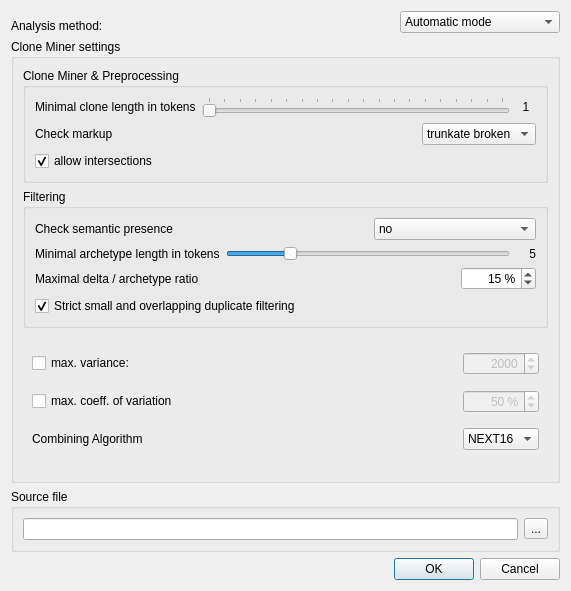
First picture: the form in doc-clone-miner/qtui/element_miner_settings.ui, repository spbu-se/pldoctoolkit, before the edit.
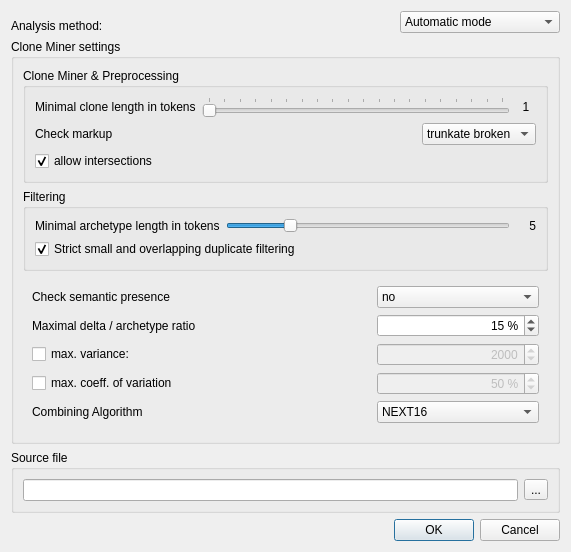
Second picture: the form after the edit. The open tabs and pages were chosen to show the change.

Commit message: Hidden extra settings

Diff of the .ui file:
```diff
--- a/doc-clone-miner/qtui/element_miner_settings.ui
+++ b/doc-clone-miner/qtui/element_miner_settings.ui
@@ -7,7 +7,7 @@
     <x>0</x>
     <y>0</y>
     <width>571</width>
-    <height>591</height>
+    <height>484</height>
    </rect>
   </property>
   <property name="sizePolicy">
@@ -261,52 +261,6 @@
              <string>Filtering</string>
             </property>
             <layout class="QVBoxLayout" name="verticalLayout_6">
-             <item>
-              <layout class="QHBoxLayout" name="horizontalLayout_5">
-               <item>
-                <widget class="QLabel" name="label">
-                 <property name="text">
-                  <string>Check semantic presence</string>
-                 </property>
-                </widget>
-               </item>
-               <item>
-                <spacer name="horizontalSpacer_3">
-                 <property name="orientation">
-                  <enum>Qt::Horizontal</enum>
-                 </property>
-                 <property name="sizeHint" stdset="0">
-                  <size>
-                   <width>40</width>
-                   <height>20</height>
-                  </size>
-                 </property>
-                </spacer>
-               </item>
-               <item>
-                <widget class="QComboBox" name="cbxCheckSemantics">
-                 <property name="currentText">
-                  <string>no</string>
-                 </property>
-                 <item>
-                  <property name="text">
-                   <string>no</string>
-                  </property>
-                 </item>
-                 <item>
-                  <property name="text">
-                   <string>filter common sentences</string>
-                  </property>
-                 </item>
-                 <item>
-                  <property name="text">
-                   <string>NLTK filter</string>
-                  </property>
-                 </item>
-                </widget>
-               </item>
-              </layout>
-             </item>
              <item>
               <layout class="QHBoxLayout" name="horizontalLayout_12">
                <property name="topMargin">
@@ -356,58 +310,6 @@
                </item>
               </layout>
              </item>
-             <item>
-              <layout class="QHBoxLayout" name="horizontalLayout_3">
-               <item>
-                <widget class="QLabel" name="label_14">
-                 <property name="text">
-                  <string>Maximal delta / archetype ratio</string>
-                 </property>
-                </widget>
-               </item>
-               <item>
-                <spacer name="horizontalSpacer">
-                 <property name="orientation">
-                  <enum>Qt::Horizontal</enum>
-                 </property>
-                 <property name="sizeHint" stdset="0">
-                  <size>
-                   <width>40</width>
-                   <height>20</height>
-                  </size>
-                 </property>
-                </spacer>
-               </item>
-               <item>
-                <widget class="QSpinBox" name="sbMaxDeltaRatio">
-                 <property name="minimumSize">
-                  <size>
-                   <width>75</width>
-                   <height>0</height>
-                  </size>
-                 </property>
-                 <property name="alignment">
-                  <set>Qt::AlignRight|Qt::AlignTrailing|Qt::AlignVCenter</set>
-                 </property>
-                 <property name="suffix">
-                  <string> %</string>
-                 </property>
-                 <property name="prefix">
-                  <string/>
-                 </property>
-                 <property name="minimum">
-                  <number>0</number>
-                 </property>
-                 <property name="maximum">
-                  <number>300</number>
-                 </property>
-                 <property name="value">
-                  <number>15</number>
-                 </property>
-                </widget>
-               </item>
-              </layout>
-             </item>
              <item>
               <widget class="QCheckBox" name="cbPostJunkFilter">
                <property name="text">
@@ -553,8 +455,15 @@
                 </property>
                </widget>
               </item>
-              <item row="2" column="1">
-               <spacer name="horizontalSpacer_9">
+              <item row="0" column="0">
+               <widget class="QLabel" name="label">
+                <property name="text">
+                 <string>Check semantic presence</string>
+                </property>
+               </widget>
+              </item>
+              <item row="0" column="1">
+               <spacer name="horizontalSpacer_3">
                 <property name="orientation">
                  <enum>Qt::Horizontal</enum>
                 </property>
@@ -566,6 +475,63 @@
                 </property>
                </spacer>
               </item>
+              <item row="0" column="2">
+               <widget class="QComboBox" name="cbxCheckSemantics">
+                <property name="currentText">
+                 <string>no</string>
+                </property>
+                <item>
+                 <property name="text">
+                  <string>no</string>
+                 </property>
+                </item>
+                <item>
+                 <property name="text">
+                  <string>filter common sentences</string>
+                 </property>
+                </item>
+                <item>
+                 <property name="text">
+                  <string>NLTK filter</string>
+                 </property>
+                </item>
+               </widget>
+              </item>
+              <item row="1" column="0">
+               <widget class="QLabel" name="label_14">
+                <property name="text">
+                 <string>Maximal delta / archetype ratio</string>
+                </property>
+               </widget>
+              </item>
+              <item row="1" column="2">
+               <widget class="QSpinBox" name="sbMaxDeltaRatio">
+                <property name="minimumSize">
+                 <size>
+                  <width>75</width>
+                  <height>0</height>
+                 </size>
+                </property>
+                <property name="alignment">
+                 <set>Qt::AlignRight|Qt::AlignTrailing|Qt::AlignVCenter</set>
+                </property>
+                <property name="suffix">
+                 <string> %</string>
+                </property>
+                <property name="prefix">
+                 <string/>
+                </property>
+                <property name="minimum">
+                 <number>0</number>
+                </property>
+                <property name="maximum">
+                 <number>300</number>
+                </property>
+                <property name="value">
+                 <number>15</number>
+                </property>
+               </widget>
+              </item>
              </layout>
             </widget>
            </widget>
```
